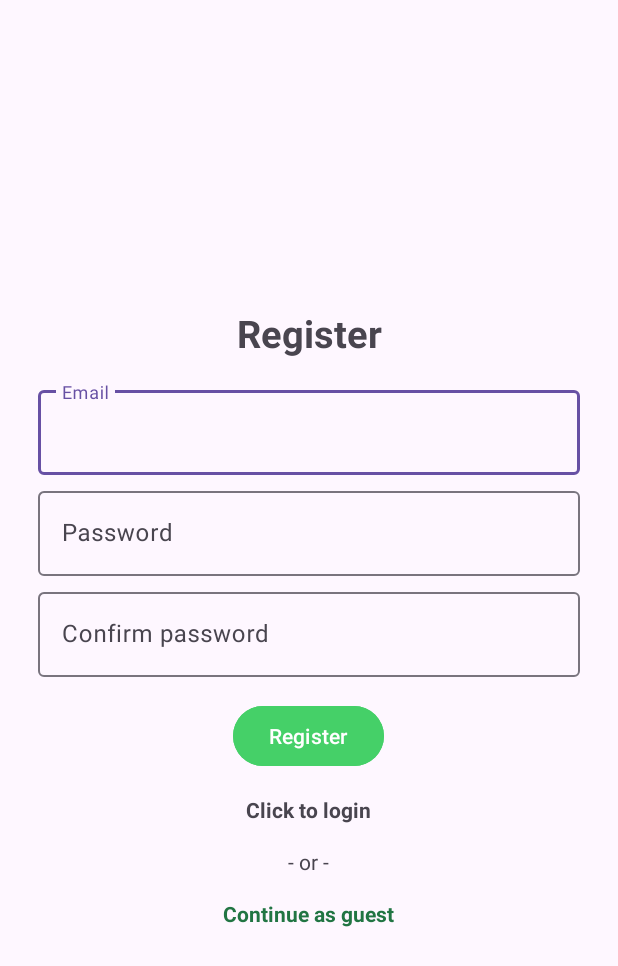
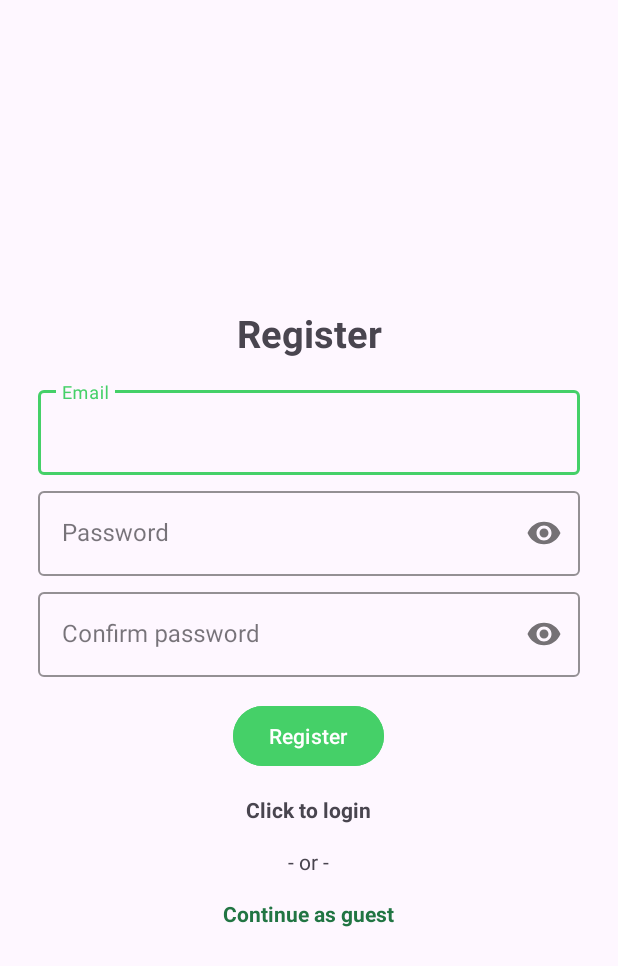
Before and after one commit to NTDung93/PlantShop, an Android app: the layout activity_register.xml on its own in the app's theme, with its tools: preview values and no code run, on a phone screen of 412 x 824 dp. Shown: the top 966 px of the screen. Run offline under Robolectric (Android 15) with nearby library versions, the phone set to English and light mode, and no system bars.

Commit message:
fix password input

```diff
--- a/app/src/main/java/com/company/plantshop_nguyentiendung_se171710/Activity/Register.java
+++ b/app/src/main/java/com/company/plantshop_nguyentiendung_se171710/Activity/Register.java
@@ -33,7 +33,7 @@ public class Register extends AppCompatActivity {
     public void onStart() {
         super.onStart();
         FirebaseUser currentUser = mAuth.getCurrentUser();
-        if(currentUser != null){
+        if (currentUser != null) {
             Intent intent = new Intent(getApplicationContext(), MainActivity.class);
             startActivity(intent);
             finish();
--- a/app/src/main/res/layout/activity_register.xml
+++ b/app/src/main/res/layout/activity_register.xml
@@ -24,11 +24,19 @@
         android:layout_height="wrap_content"
         android:layout_marginBottom="5dp">
 
+        <com.google.android.material.textfield.TextInputLayout
+            style="@style/Widget.MaterialComponents.TextInputLayout.OutlinedBox"
+            android:layout_width="match_parent"
+            android:layout_height="wrap_content"
+            app:boxStrokeColor="@color/green"
+            app:hintTextColor="@color/green">
+
             <com.google.android.material.textfield.TextInputEditText
                 android:id="@+id/email"
                 android:layout_width="match_parent"
                 android:layout_height="wrap_content"
                 android:hint="@string/email" />
+        </com.google.android.material.textfield.TextInputLayout>
     </com.google.android.material.textfield.TextInputLayout>
 
     <com.google.android.material.textfield.TextInputLayout
@@ -36,38 +44,56 @@
         android:layout_height="wrap_content"
         android:layout_marginBottom="5dp">
 
+        <com.google.android.material.textfield.TextInputLayout
+            style="@style/Widget.MaterialComponents.TextInputLayout.OutlinedBox"
+            android:layout_width="match_parent"
+            android:layout_height="wrap_content"
+            app:boxStrokeColor="@color/green"
+            app:hintTextColor="@color/green"
+            app:passwordToggleEnabled="true">
+
             <com.google.android.material.textfield.TextInputEditText
                 android:id="@+id/password"
                 android:layout_width="match_parent"
                 android:layout_height="wrap_content"
                 android:hint="@string/password"
-            android:inputType="textPassword"/>
+                android:inputType="textPassword" />
+        </com.google.android.material.textfield.TextInputLayout>
     </com.google.android.material.textfield.TextInputLayout>
 
     <com.google.android.material.textfield.TextInputLayout
         android:layout_width="match_parent"
         android:layout_height="wrap_content">
 
+        <com.google.android.material.textfield.TextInputLayout
+            style="@style/Widget.MaterialComponents.TextInputLayout.OutlinedBox"
+            android:layout_width="match_parent"
+            android:layout_height="wrap_content"
+            app:boxStrokeColor="@color/green"
+            app:hintTextColor="@color/green"
+            app:passwordToggleEnabled="true">
+
             <com.google.android.material.textfield.TextInputEditText
                 android:id="@+id/confirm_password"
                 android:layout_width="match_parent"
                 android:layout_height="wrap_content"
                 android:hint="@string/confirm_password"
-            android:inputType="textPassword"/>
+                android:inputType="textPassword" />
+        </com.google.android.material.textfield.TextInputLayout>
     </com.google.android.material.textfield.TextInputLayout>
 
     <ProgressBar
         android:id="@+id/progressBar"
-        android:visibility="gone"
         android:layout_width="wrap_content"
-        android:layout_height="wrap_content" />
+        android:layout_height="wrap_content"
+        android:visibility="gone" />
 
     <Button
         android:id="@+id/btn_register"
         android:layout_width="wrap_content"
         android:layout_height="wrap_content"
+        android:layout_marginTop="15dp"
         android:backgroundTint="@color/green"
-        android:layout_marginTop="15dp"
         android:text="@string/register" />
 
     <TextView
@@ -75,8 +101,8 @@
         android:layout_width="wrap_content"
         android:layout_height="wrap_content"
         android:layout_marginTop="15dp"
-        android:textStyle="bold"
-        android:text="@string/click_to_login" />
+        android:text="@string/click_to_login"
+        android:textStyle="bold" />
 
     <TextView
         android:layout_width="wrap_content"
@@ -89,8 +115,8 @@
         android:layout_width="wrap_content"
         android:layout_height="wrap_content"
         android:layout_marginTop="15dp"
+        android:gravity="center"
         android:text="Continue as guest"
         android:textColor="@color/darkGreen"
-        android:textStyle="bold"
-        android:gravity="center" />
+        android:textStyle="bold" />
 </LinearLayout>
```
Also changed, not shown: app/src/main/AndroidManifest.xml (+10 -9 lines), app/src/main/java/com/company/plantshop_nguyentiendung_se171710/Activity/AdminActivity.java (added, +26 -0 lines), app/src/main/res/layout/activity_admin.xml (added, +110 -0 lines), app/src/main/res/layout/activity_login.xml (+32 -14 lines). Lines whose indentation alone changed are shown as unchanged.
